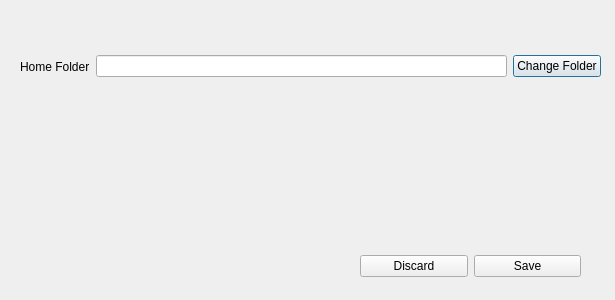
Before: the Qt Designer form settingdialog.ui in j71200/DentistHelper, drawn with Qt 5.
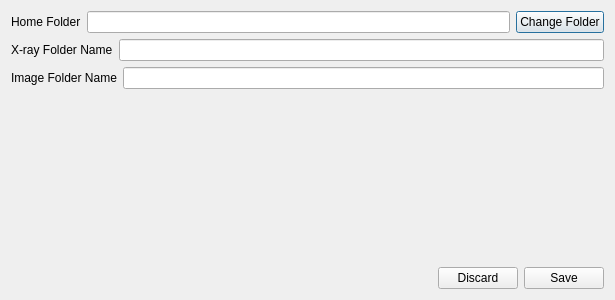
After: the same form once the commit is applied.

Commit message: Refining the setting window

Diff of the .ui file:
```diff
--- a/settingdialog.ui
+++ b/settingdialog.ui
@@ -13,15 +13,8 @@
   <property name="windowTitle">
    <string>Dialog</string>
   </property>
-  <widget class="QWidget" name="layoutWidget">
-   <property name="geometry">
-    <rect>
-     <x>20</x>
-     <y>50</y>
-     <width>581</width>
-     <height>33</height>
-    </rect>
-   </property>
+  <layout class="QVBoxLayout" name="verticalLayout">
+   <item>
    <layout class="QHBoxLayout" name="horizontalLayout">
     <item>
      <widget class="QLabel" name="currentFolderLabel">
@@ -41,17 +34,63 @@
      </widget>
     </item>
    </layout>
-  </widget>
-  <widget class="QWidget" name="layoutWidget">
-   <property name="geometry">
-    <rect>
-     <x>360</x>
-     <y>250</y>
-     <width>221</width>
-     <height>32</height>
-    </rect>
-   </property>
+   </item>
+   <item>
+    <layout class="QHBoxLayout" name="horizontalLayout_3">
+     <item>
+      <widget class="QLabel" name="xrayFolderNameLabel">
+       <property name="text">
+        <string>X-ray Folder Name</string>
+       </property>
+      </widget>
+     </item>
+     <item>
+      <widget class="QLineEdit" name="xrayFolderNameLineEdit"/>
+     </item>
+    </layout>
+   </item>
+   <item>
+    <layout class="QHBoxLayout" name="horizontalLayout_4">
+     <item>
+      <widget class="QLabel" name="imageFolderNameLabel">
+       <property name="text">
+        <string>Image Folder Name</string>
+       </property>
+      </widget>
+     </item>
+     <item>
+      <widget class="QLineEdit" name="imageFolderNameLineEdit"/>
+     </item>
+    </layout>
+   </item>
+   <item>
+    <spacer name="verticalSpacer">
+     <property name="orientation">
+      <enum>Qt::Vertical</enum>
+     </property>
+     <property name="sizeHint" stdset="0">
+      <size>
+       <width>20</width>
+       <height>40</height>
+      </size>
+     </property>
+    </spacer>
+   </item>
+   <item>
    <layout class="QHBoxLayout" name="horizontalLayout_2">
+     <item>
+      <spacer name="horizontalSpacer">
+       <property name="orientation">
+        <enum>Qt::Horizontal</enum>
+       </property>
+       <property name="sizeHint" stdset="0">
+        <size>
+         <width>40</width>
+         <height>20</height>
+        </size>
+       </property>
+      </spacer>
+     </item>
     <item>
      <widget class="QPushButton" name="discardButton">
       <property name="text">
@@ -67,7 +106,8 @@
      </widget>
     </item>
    </layout>
-  </widget>
+   </item>
+  </layout>
  </widget>
  <resources/>
  <connections/>
```
Left out of the diff: 4 changed lines with no effect on the pictures. Lines whose indentation alone changed are shown as unchanged. The commit also changes 4 other files.
